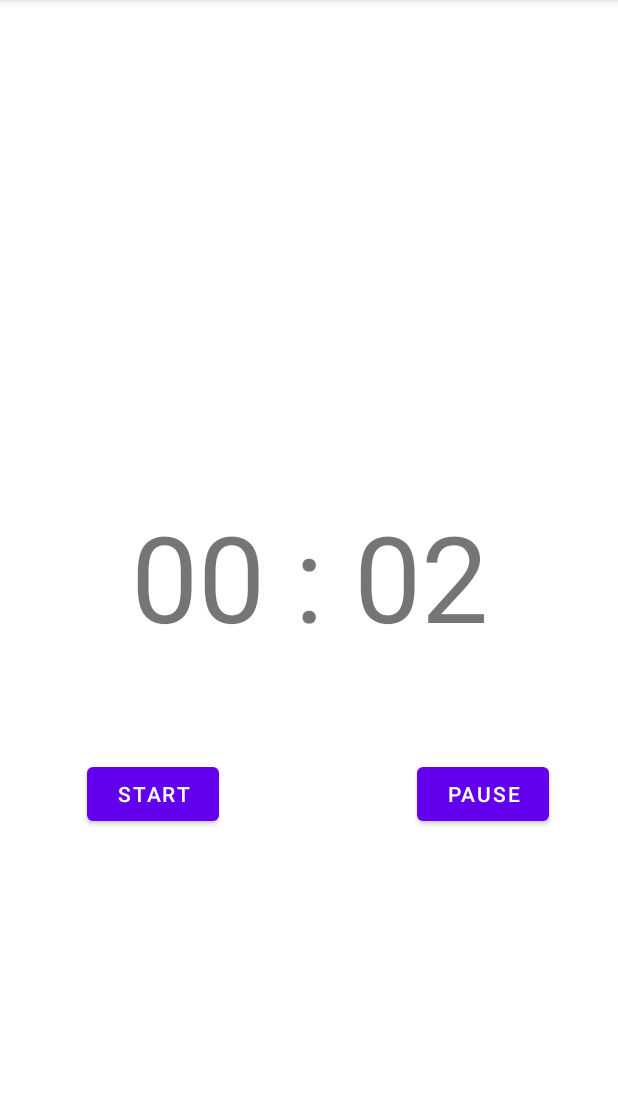
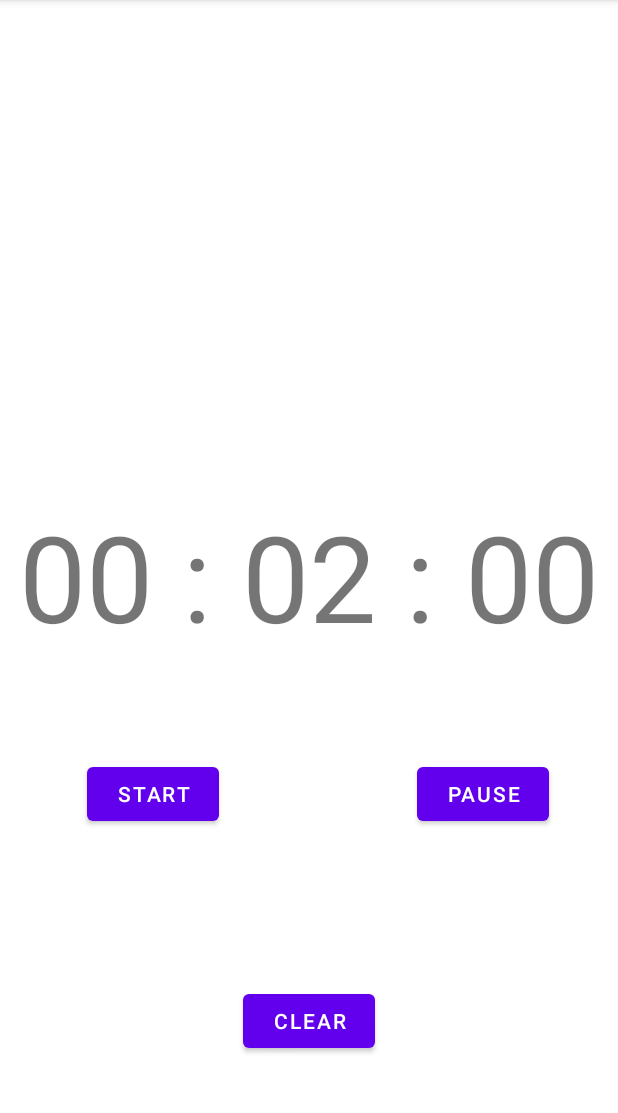
Before and after one commit to kangyuri1114/AndroidStudy_Tave11th, an Android app: the screen it shows after launch (MainActivity), after a tap on "START", on a phone screen of 412 x 824 dp, the part 84-1197 px from its top. Run offline under Robolectric (Android 15) with nearby library versions, the phone set to English and light mode, and no system bars.

Commit message:
commit 3 pause, clear 구현

```diff
--- a/app/src/main/java/com/example/tavestudy03_coroutine/MainActivity.kt
+++ b/app/src/main/java/com/example/tavestudy03_coroutine/MainActivity.kt
@@ -13,7 +13,7 @@ class MainActivity : AppCompatActivity() {
     val binding by lazy{ActivityMainBinding.inflate(layoutInflater)}
 
     var total = 0
-    val started = false
+    var started = false
 
     //핸들러 : 화면의 시간 값 출력
     val handler = object: Handler(Looper.getMainLooper()){
@@ -21,8 +21,9 @@ class MainActivity : AppCompatActivity() {
             super.handleMessage(msg) //thread를 통해 값을 쓴다.
             val minute = String.format("%02d",total/60)  //앞의 두 자리를 나타내는
             val second = String.format("%02d",total%60)
+            val millisecond = String.format("%02d",total/1000)
 
-            binding.timer.text = "$minute : $second"
+            binding.timer.text = "$minute : $second : $millisecond"
         }
     }
 
@@ -31,15 +32,32 @@ class MainActivity : AppCompatActivity() {
         setContentView(binding.root)
 
        binding.start.setOnClickListener(){
+           started = true
+
            thread(start = true){
+           while(started) { //무한루프로 1씩 증가된 값을 사용
+               Thread.sleep(1000) //1초씩 쉬기
+                if(started) { //stop 시에도 반복문이 돌 수 있기 때문에 started 한번 더 작성
+                    total += 1
+                    handler?.sendEmptyMessage(0) //실행하기 위해서 아무것도 없는 값을 handler에 부여
+                    }
+                }
+           }
+       }
 
-           while(true) { //무한루프로 1씩 증가된 값을 사용
-               Thread.sleep(1000) //1초씩 쉬기
+       binding.pause.setOnClickListener(){
+           if(started){
+               started = false
+               total = 0
+           }
+       }
 
-               total += 1
-               handler?.sendEmptyMessage(0) //실행하기 위해서 아무것도 없는 값을 handler에 부여
-           }
-           }
+       binding.clear.setOnClickListener(){
+
+           started = false
+           total = 0
+           binding.timer.text = "00:00:00"
+
        }
     }
 }
--- a/app/src/main/res/layout/activity_main.xml
+++ b/app/src/main/res/layout/activity_main.xml
@@ -39,4 +39,15 @@
         app:layout_constraintEnd_toEndOf="parent"
         app:layout_constraintStart_toEndOf="@+id/start" />
 
+    <Button
+        android:id="@+id/clear"
+        android:layout_width="wrap_content"
+        android:layout_height="wrap_content"
+        android:layout_marginTop="156dp"
+        android:text="clear"
+        app:layout_constraintBottom_toBottomOf="parent"
+        app:layout_constraintEnd_toEndOf="parent"
+        app:layout_constraintStart_toStartOf="parent"
+        app:layout_constraintTop_toBottomOf="@+id/timer" />
+
 </androidx.constraintlayout.widget.ConstraintLayout>
--- a/app/src/main/res/values/strings.xml
+++ b/app/src/main/res/values/strings.xml
@@ -1,6 +1,6 @@
 <resources>
     <string name="app_name">TaveStudy03_coroutine</string>
-    <string name="timer">00:00:00</string>
+    <string name="timer">00 : 00 : 00</string>
     <string name="start">START</string>
     <string name="pause">PAUSE</string>
 </resources>
```
